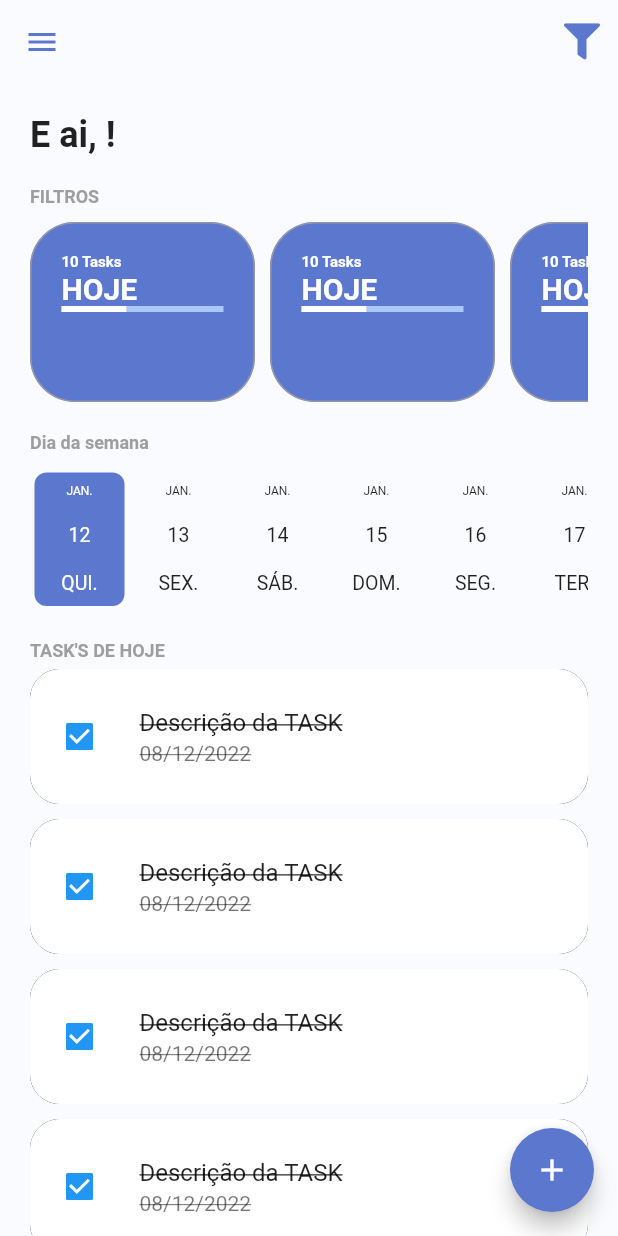
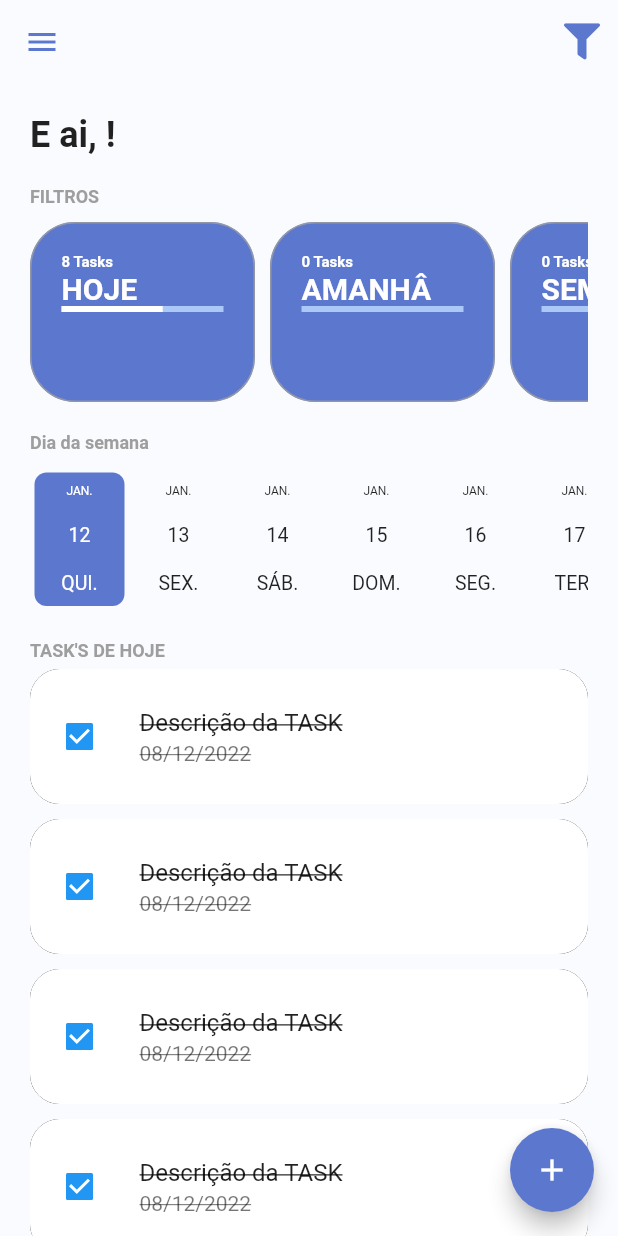
Before and after one commit to FilipeH14/todo_list_provider, a Flutter app: the screen it shows once a user with an empty profile is signed in, on a phone screen of 412 x 824 dp. Run offline on Flutter 3.47's test engine with Material 2 defaults, Android fonts, the phone set to English and light mode, and no system bars; drawn by our look-alikes of date_picker_timeline; our stand-ins replace firebase_auth, firebase_core, flutter_signin_button, google_fonts, google_sign_in, sqflite and 2 more; missing offline and left inert: flutter_overlay_loader, validatorless; accounts and stored records are empty; network calls fail; Roboto replaces fonts that are missing (Mandali).

Commit message:
iniciando configuração de tasks selecionadas

```diff
--- /dev/null
+++ b/lib/app/models/tasks_filter_enum.dart
@@ -0,0 +1 @@
+enum TasksFilterEnum { today, tomorrow, week }
--- /dev/null
+++ b/lib/app/models/total_tasks_model.dart
@@ -0,0 +1,11 @@
+// ignore_for_file: public_member_api_docs, sort_constructors_first
+
+class TotalTasksModel {
+  final int totalTasks;
+  final int totalTasksFinish;
+
+  TotalTasksModel({
+    required this.totalTasks,
+    required this.totalTasksFinish,
+  });
+}
--- /dev/null
+++ b/lib/app/modules/home/home_controller.dart
@@ -0,0 +1,7 @@
+import 'package:flutter/material.dart';
+import 'package:todo_list_provider/app/core/notifier/default_change_notifier.dart';
+import 'package:todo_list_provider/app/models/tasks_filter_enum.dart';
+
+class HomeController extends DefaultChangeNotifier {
+  var filterSelected = TasksFilterEnum.today;
+}
--- a/lib/app/modules/home/home_module.dart
+++ b/lib/app/modules/home/home_module.dart
@@ -1,10 +1,15 @@
+import 'package:path/path.dart';
+import 'package:provider/provider.dart';
 import 'package:todo_list_provider/app/core/modules/todo_list_modules.dart';
+import 'package:todo_list_provider/app/modules/home/home_controller.dart';
 import 'package:todo_list_provider/app/modules/home/home_page.dart';
 
 class HomeModule extends TodoListModules {
   HomeModule()
       : super(
-          // bindings: null,
+          bindings: [
+            ChangeNotifierProvider(create: (context) => HomeController()),
+          ],
           routers: {
             '/home': (context) => const HomePage(),
           },
--- a/lib/app/modules/home/widgets/home_filters.dart
+++ b/lib/app/modules/home/widgets/home_filters.dart
@@ -1,31 +1,53 @@
 import 'package:flutter/material.dart';
+import 'package:provider/provider.dart';
 import 'package:todo_list_provider/app/core/ui/theme_extensions.dart';
+import 'package:todo_list_provider/app/models/tasks_filter_enum.dart';
+import 'package:todo_list_provider/app/models/total_tasks_model.dart';
+import 'package:todo_list_provider/app/modules/home/home_controller.dart';
 import 'package:todo_list_provider/app/modules/home/widgets/todo_card_filter.dart';
 
-class HomeFilters extends StatefulWidget {
+class HomeFilters extends StatelessWidget {
   const HomeFilters({Key? key}) : super(key: key);
 
-  @override
-  State<HomeFilters> createState() => _HomeFiltersState();
-}
-
-class _HomeFiltersState extends State<HomeFilters> {
   @override
   Widget build(BuildContext context) {
     return Column(
       crossAxisAlignment: CrossAxisAlignment.start,
       children: [
-        Text('FILTROS', style: context.titleStyle),
+        Text(
+          'FILTROS',
+          style: context.titleStyle,
+        ),
         const SizedBox(height: 10),
         SingleChildScrollView(
           scrollDirection: Axis.horizontal,
           child: Row(
-            children: const [
-              TodoCardFilter(),
-              TodoCardFilter(),
-              TodoCardFilter(),
-              TodoCardFilter(),
-              TodoCardFilter(),
+            children: [
+              TodoCardFilter(
+                label: 'HOJE',
+                taskFilter: TasksFilterEnum.today,
+                totalTasksModel: TotalTasksModel(
+                  totalTasks: 8,
+                  totalTasksFinish: 5,
+                ),
+                selected: context.select<HomeController, TasksFilterEnum>(
+                        (value) => value.filterSelected) ==
+                    TasksFilterEnum.today,
+              ),
+              TodoCardFilter(
+                label: 'AMANHÂ',
+                taskFilter: TasksFilterEnum.tomorrow,
+                selected: context.select<HomeController, TasksFilterEnum>(
+                        (value) => value.filterSelected) ==
+                    TasksFilterEnum.today,
+              ),
+              TodoCardFilter(
+                label: 'SEMANA',
+                taskFilter: TasksFilterEnum.week,
+                selected: context.select<HomeController, TasksFilterEnum>(
+                        (value) => value.filterSelected) ==
+                    TasksFilterEnum.today,
+              ),
             ],
           ),
         ),
--- a/lib/app/modules/home/widgets/todo_card_filter.dart
+++ b/lib/app/modules/home/widgets/todo_card_filter.dart
@@ -1,14 +1,32 @@
 import 'package:flutter/material.dart';
 import 'package:todo_list_provider/app/core/ui/theme_extensions.dart';
+import 'package:todo_list_provider/app/models/tasks_filter_enum.dart';
+import 'package:todo_list_provider/app/models/total_tasks_model.dart';
 
-class TodoCardFilter extends StatefulWidget {
-  const TodoCardFilter({Key? key}) : super(key: key);
+class TodoCardFilter extends StatelessWidget {
+  final String label;
+  final TasksFilterEnum taskFilter;
+  final TotalTasksModel? totalTasksModel;
+  final bool selected;
 
-  @override
-  State<TodoCardFilter> createState() => _TodoCardFilterState();
-}
+  const TodoCardFilter({
+    required this.label,
+    required this.taskFilter,
+    this.totalTasksModel,
+    required this.selected,
+    Key? key,
+  }) : super(key: key);
 
-class _TodoCardFilterState extends State<TodoCardFilter> {
+  double _getPercentFinish() {
+    final total = totalTasksModel?.totalTasks ?? 0;
+    final totalFinish = totalTasksModel?.totalTasksFinish ?? 0;
+
+    if(total == 0) return 0.0;
+
+    final percent = (totalFinish * 100) / total;
+    return percent / 100;
+  }
+
   @override
   Widget build(BuildContext context) {
     return Container(
@@ -30,24 +48,31 @@ class _TodoCardFilterState extends State<TodoCardFilter> {
         crossAxisAlignment: CrossAxisAlignment.start,
         children: [
           Text(
-            '10 Tasks',
+            '${totalTasksModel?.totalTasks ?? 0} Tasks',
             style: context.titleStyle.copyWith(
               fontSize: 10,
               color: Colors.white,
             ),
           ),
-          const Text(
-            'HOJE',
-            style: TextStyle(
+          Text(
+            label,
+            style: const TextStyle(
               fontSize: 20,
               fontWeight: FontWeight.bold,
               color: Colors.white,
             ),
           ),
-          LinearProgressIndicator(
-            backgroundColor: context.primaryColorLight,
-            valueColor: const AlwaysStoppedAnimation<Color>(Colors.white),
-            value: .4,
+          TweenAnimationBuilder<double>(
+            tween: Tween(
+              begin: 0.0,
+              end: _getPercentFinish(),
+            ),
+            duration: const Duration(seconds: 1),
+            builder: (context, value, child) => LinearProgressIndicator(
+              backgroundColor: context.primaryColorLight,
+              valueColor: const AlwaysStoppedAnimation<Color>(Colors.white),
+              value: value,
+            ),
           ),
         ],
       ),
```
